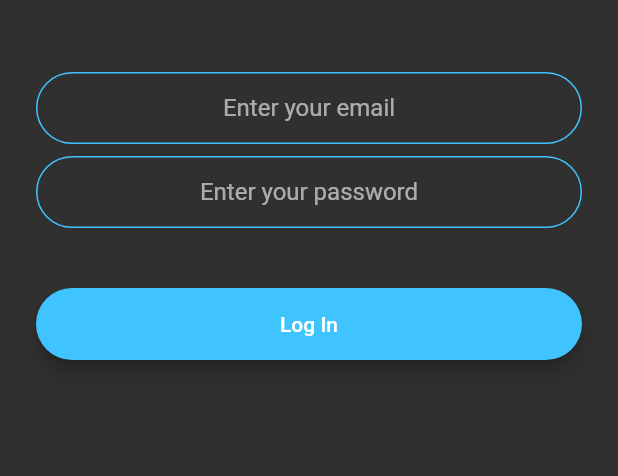
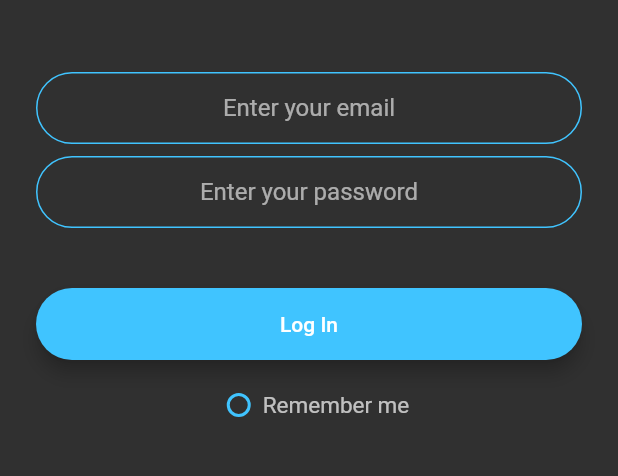
Before and after one commit to arjitmishra/flash_chat, a Flutter app: the screen it shows after launch, after a tap on "Log In", on a phone screen of 412 x 824 dp, the part 405-881 px from its top. Run offline on Flutter 3.47's test engine with Material 2 defaults, Android fonts, the phone set to English and light mode, and no system bars; our stand-ins replace animated_text_kit, firebase_auth, modal_progress_hud; accounts and stored records are empty; Roboto replaces fonts that are missing (Poppins-Medium).

```diff
--- a/lib/main.dart
+++ b/lib/main.dart
@@ -1,8 +1,12 @@
+import 'package:flaschat/models/user.dart';
 import 'package:flaschat/screens/chat_screen.dart';
 import 'package:flaschat/screens/login_screen.dart';
 import 'package:flaschat/screens/registration_screen.dart';
 import 'package:flaschat/screens/welcome_screen.dart';
+import 'package:flaschat/screens/wrapper.dart';
+import 'package:flaschat/services/auth.dart';
 import 'package:flutter/material.dart';
+import 'package:provider/provider.dart';
 
 
 void main() => runApp(FlashChat());
@@ -10,7 +14,9 @@ void main() => runApp(FlashChat());
 class FlashChat extends StatelessWidget {
   @override
   Widget build(BuildContext context) {
-    return MaterialApp(
+    return StreamProvider<User>.value(
+      value: AuthService().user,
+      child: MaterialApp(
         debugShowCheckedModeBanner: false,
         title: "Dart Chat",
         theme: ThemeData.dark(),
@@ -19,13 +25,15 @@ class FlashChat extends StatelessWidget {
 //    body1: TextStyle(color: Colors.black54),
 //    ),
 //    ),
-      initialRoute: WelcomeScreen.id,
+        initialRoute: Wrapper.id,
         routes: {
+          Wrapper.id: (context) => Wrapper(),
           WelcomeScreen.id: (context) => WelcomeScreen(),
           LoginScreen.id: (context) => LoginScreen(),
           RegistrationScreen.id: (context) => RegistrationScreen(),
           ChatScreen.id: (context) => ChatScreen(),
         },
+      ),
     );
   }
 }
--- a/lib/screens/login_screen.dart
+++ b/lib/screens/login_screen.dart
@@ -1,10 +1,11 @@
 import 'package:flaschat/components/rounded_button.dart';
 import 'package:flaschat/constants.dart';
 import 'package:flaschat/screens/chat_screen.dart';
+import 'package:flaschat/services/auth.dart';
 import 'package:flutter/material.dart';
+import 'package:modal_progress_hud/modal_progress_hud.dart';
 
 class LoginScreen extends StatefulWidget {
-
   static const String id = "login_screen";
 
   @override
@@ -12,15 +13,42 @@ class LoginScreen extends StatefulWidget {
 }
 
 class _LoginScreenState extends State<LoginScreen> {
-
+  final AuthService _auth = AuthService();
+  bool showSpinner = false;
+  bool _isSelected = false;
   String email;
   String password;
+
+  void _radio() {
+    setState(() {
+      _isSelected = !_isSelected;
+    });
+  }
+
+  Widget radioButton(bool isSelected) => Container(
+    width: 16.0,
+    height: 16.0,
+    padding: EdgeInsets.all(2.0),
+    decoration: BoxDecoration(
+        shape: BoxShape.circle,
+        border: Border.all(width: 2.0, color: Colors.lightBlueAccent)),
+    child: isSelected
+        ? Container(
+      width: double.infinity,
+      height: double.infinity,
+      decoration:
+      BoxDecoration(shape: BoxShape.circle, color: Colors.lightBlueAccent),
+    )
+        : Container(),
+  );
 
   @override
   Widget build(BuildContext context) {
     return Scaffold(
 //      backgroundColor: Colors.white,
-      body: SingleChildScrollView(
+      body: ModalProgressHUD(
+        inAsyncCall: showSpinner,
+        child: SingleChildScrollView(
           child: Padding(
             padding: EdgeInsets.only(left: 24.0, top: 70.0, right: 24.0),
             child: Column(
@@ -41,8 +69,10 @@ class _LoginScreenState extends State<LoginScreen> {
                   keyboardType: TextInputType.emailAddress,
                   textAlign: TextAlign.center,
                   onChanged: (value) {
+                    setState(() {
                       email = value;
                       print(value);
+                    });
                   },
                   decoration: kTextFieldEmail,
                 ),
@@ -53,8 +83,10 @@ class _LoginScreenState extends State<LoginScreen> {
                   obscureText: true,
                   textAlign: TextAlign.center,
                   onChanged: (value) {
+                    setState(() {
                       password = value;
                       print(value);
+                    });
                   },
                   decoration: kTextFieldPassword,
                 ),
@@ -64,14 +96,59 @@ class _LoginScreenState extends State<LoginScreen> {
                 RoundedButton(
                   title: 'Log In',
                   color: Colors.lightBlueAccent,
-                onPressed: () {
+                  onPressed: () async {
+                    setState(() {
+                      showSpinner = true;
+                    });
+                    try {
+                      final user =
+                          await _auth.signWithEmailAndPassword(email, password);
+                      if (user != null) {
                         Navigator.pushNamed(
                           context,
                           ChatScreen.id,
                         );
+                      }
+                      setState(() {
+                        showSpinner = false;
+                      });
+                    } catch (e) {
+                      print(e);
+                    }
                   },
                 ),
+                SizedBox(
+                  height: 5.0,
+                ),
+                Column(
+                  mainAxisAlignment: MainAxisAlignment.center,
+                  children: <Widget>[
+                    Row(
+                      mainAxisAlignment: MainAxisAlignment.center,
+                      children: <Widget>[
+                        SizedBox(
+                          width: 12.0,
+                        ),
+                        GestureDetector(
+                          onTap: _radio,
+                          child: radioButton(_isSelected),
+                        ),
+                        SizedBox(
+                          width: 8.0,
+                        ),
+                        Text("Remember me",
+                          style: TextStyle(
+                            fontSize: 15,
+                            fontFamily: "Poppins-Medium",
+                            color: Colors.white70,
+                          ),
+                        ),
                       ],
+                    ),
+                  ],
+                ),
+              ],
+            ),
           ),
         ),
       ),
--- /dev/null
+++ b/lib/screens/wrapper.dart
@@ -0,0 +1,24 @@
+import 'package:flaschat/models/user.dart';
+import 'package:flaschat/screens/chat_screen.dart';
+import 'package:flaschat/screens/welcome_screen.dart';
+import 'package:flutter/cupertino.dart';
+import 'package:provider/provider.dart';
+
+class Wrapper extends StatelessWidget {
+
+  static const String id = "wrapper_screen";
+
+  @override
+  Widget build(BuildContext context) {
+
+    final user = Provider.of<User>(context);
+//    print(user);
+
+    //return either home or authenticate widget
+    if (user == null) {
+      return WelcomeScreen();
+    } else {
+      return ChatScreen();
+    }
+  }
+}
--- a/pubspec.yaml
+++ b/pubspec.yaml
@@ -25,6 +25,8 @@ dependencies:
   animated_text_kit: ^2.0.0
   firebase_auth: ^0.14.0+5
   cloud_firestore: ^0.12.9+4
+  modal_progress_hud: ^0.1.3
+  provider: ^3.1.0
   cupertino_icons: ^0.1.2
 
 dev_dependencies:
```
Also changed, not shown: lib/screens/chat_screen.dart (+6 -4 lines), lib/screens/registration_screen.dart (+67 -2 lines), pubspec.lock. Lines whose indentation alone changed are shown as unchanged.
